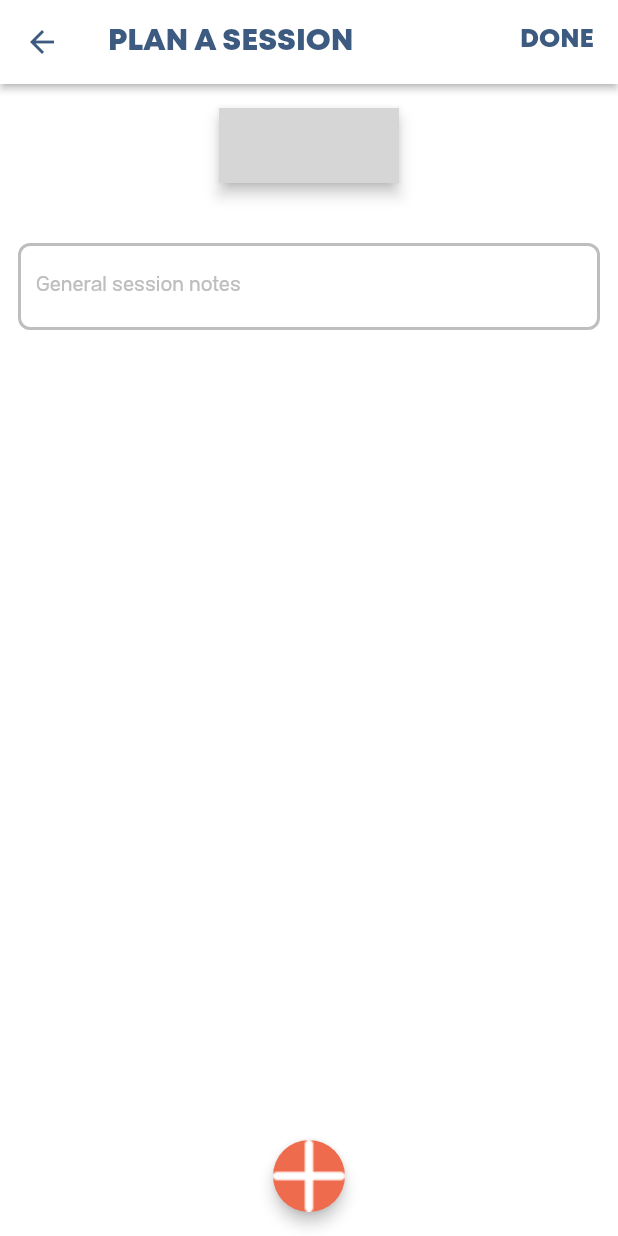
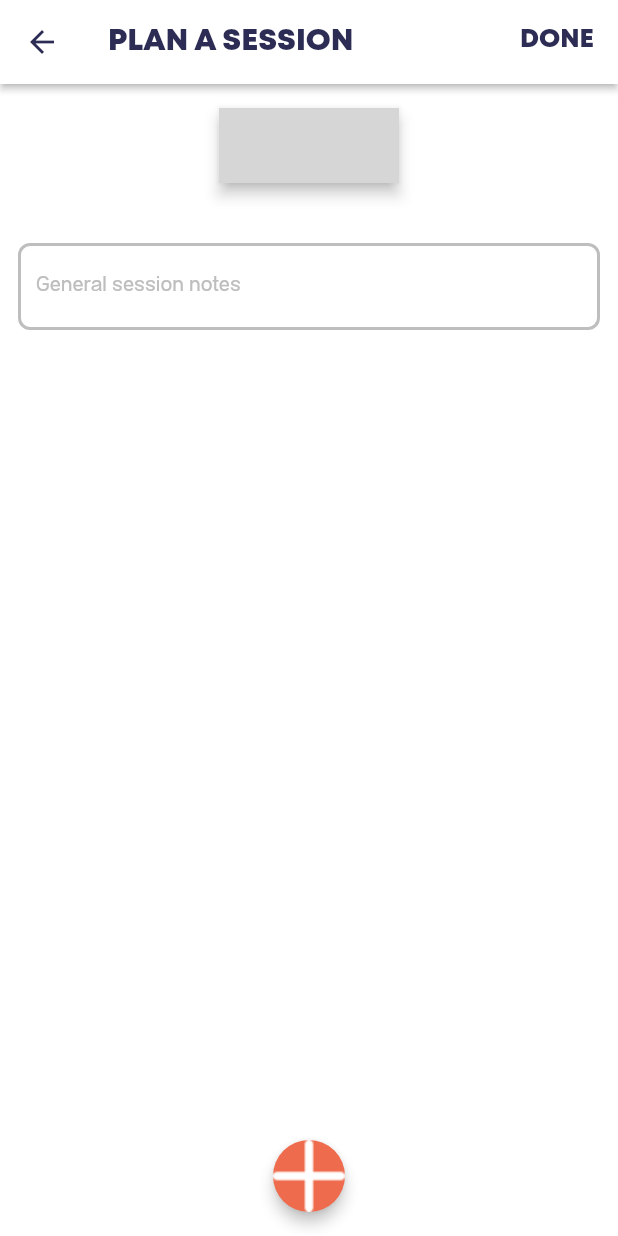
Before and after one commit to JPUF/ppl_course, a Flutter app: the SessionPage screen opened directly, on a phone screen of 412 x 824 dp. Run offline on Flutter 3.47's test engine with Material 2 defaults, Android fonts, the phone set to English and light mode, and no system bars; drawn by our look-alikes of animated_toggle_switch; our stand-ins replace flutter_bloc, flutter_svg, flutter_svg_provider, hydrated_bloc, page_transition, scrollable_positioned_list and 1 more; grey boxes are pictures that could not be loaded.

Commit message:
Tweaked colours

```diff
--- a/lib/res/color/colors.dart
+++ b/lib/res/color/colors.dart
@@ -23,12 +23,12 @@ class AppColor {
   static MaterialColor primary = MaterialAppColor(0xff3D5A80);
   static MaterialAppColor secondary = MaterialAppColor(0xff98C1D9);
   static MaterialAppColor light = MaterialAppColor(0xffE0FBFC);
-  static MaterialColor dark = MaterialAppColor(0xff3D5A80);
+  static MaterialColor dark = MaterialAppColor(0xff2C2C54);
   static MaterialAppColor accent = MaterialAppColor(0xffEE6C4D);
 
-  static MaterialAppColor push = MaterialAppColor(0xff3D5A80);
-  static MaterialAppColor pull = MaterialAppColor(0xff803D5A);
-  static MaterialAppColor legs = MaterialAppColor(0xff5A803D);
+  static MaterialAppColor push = MaterialAppColor(0xff2C2C54);
+  static MaterialAppColor pull = MaterialAppColor(0xffA40E4C);
+  static MaterialAppColor legs = MaterialAppColor(0xff164F0C);
 
   static MaterialAppColor transparent = MaterialAppColor(0x00000000);
   static MaterialColor black = MaterialAppColor(0xff000000);
```
Also changed, not shown: 1 other file.
